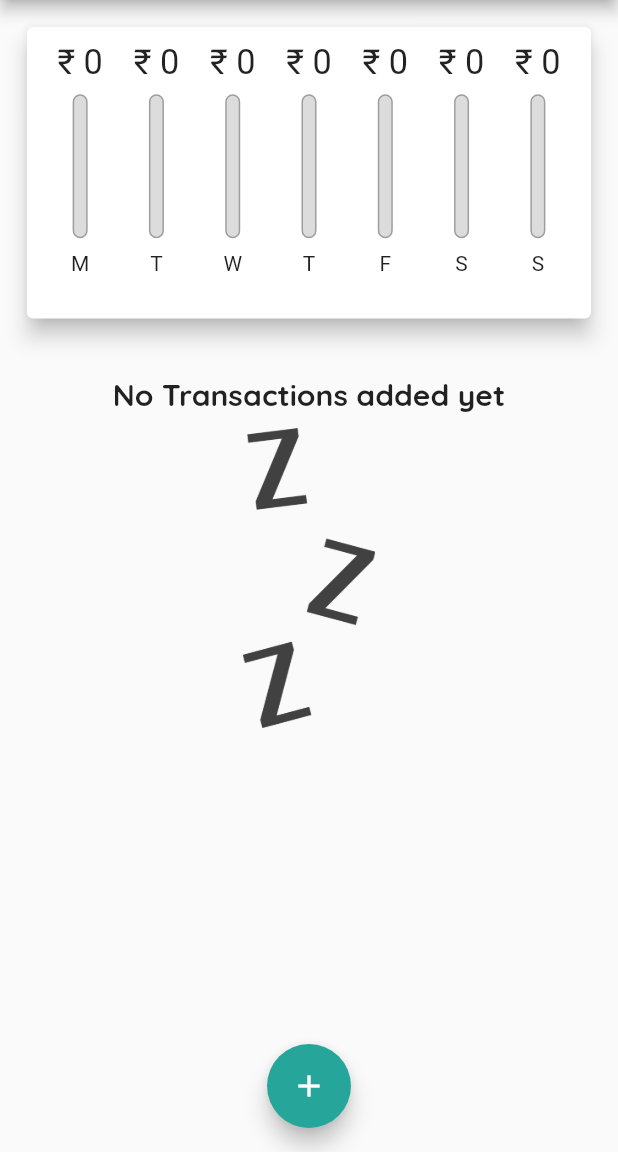
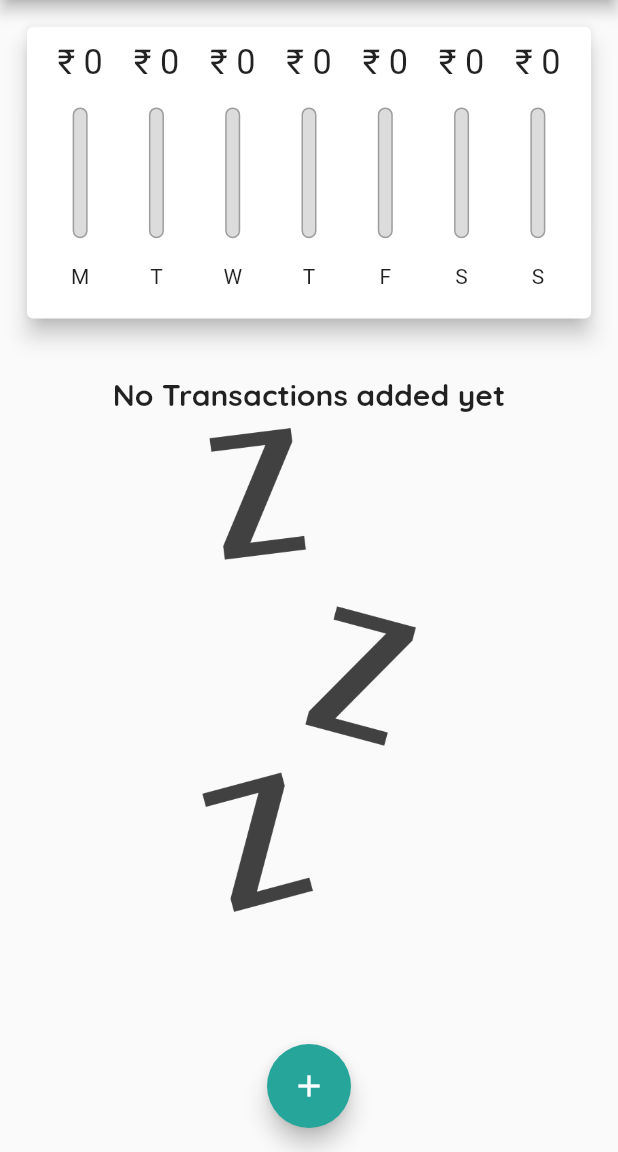
Before and after one commit to Sharan-121/Personal-Expense-Tracker, a Flutter app: the screen it shows after launch, on a phone screen of 412 x 824 dp, the part 84-1236 px from its top. Run offline on Flutter 3.47's test engine with Material 2 defaults, Android fonts, the phone set to English and light mode, and no system bars.

Commit message:
Finished responsiveness

```diff
--- a/lib/main.dart
+++ b/lib/main.dart
@@ -1,14 +1,21 @@
 // ignore_for_file: prefer_const_constructors, prefer_const_literals_to_create_immutables, use_key_in_widget_constructors
 
 import 'package:flutter/material.dart';
-import 'package:personal_expense_tracker/widgets/chart.dart';
+import 'package:flutter/services.dart';
 
-import 'package:personal_expense_tracker/widgets/transactions_list.dart';
-import 'package:personal_expense_tracker/widgets/transaction_input.dart';
-
-import 'models/transaction.dart';
+import './widgets/chart.dart';
+import './widgets/transactions_list.dart';
+import './widgets/transaction_input.dart';
+import './models/transaction.dart';
 
 void main() {
+  // Code for rendering the app only in portrait mode.
+
+  // WidgetsFlutterBinding.ensureInitialized();
+  // SystemChrome.setPreferredOrientations([
+  //   DeviceOrientation.portraitUp,
+  //   DeviceOrientation.portraitDown,
+  // ]);
   runApp(MyApp());
 }
 
@@ -110,8 +117,13 @@ class _MyHomePageState extends State<MyHomePage> {
         });
   }
 
+  bool _showChart = false;
+
   @override
   Widget build(BuildContext context) {
+    final isLandscape =
+        MediaQuery.of(context).orientation == Orientation.landscape;
+
     final appBar = AppBar(
       title: Text('Personal Expense Tracker'),
       actions: <Widget>[
@@ -131,23 +143,43 @@ class _MyHomePageState extends State<MyHomePage> {
           mainAxisAlignment: MainAxisAlignment.start,
           crossAxisAlignment: CrossAxisAlignment.center,
           children: <Widget>[
-            // Container(
-            //   height: (MediaQuery.of(context).size.height -
-            //           appBar.preferredSize.height -
-            //           MediaQuery.of(context).padding.top) *
-            //       0.1,
-            //   margin: EdgeInsets.all(10),
-            //   padding: EdgeInsets.all(10),
-            //   child: Text("Expenses over the last 7 days",
-            //       style: Theme.of(context).textTheme.headline6),
-            // ),
+            if (isLandscape)
+              Row(
+                mainAxisAlignment: MainAxisAlignment.center,
+                children: <Widget>[
+                  Text('Show Chart'),
+                  Switch(
+                      value: _showChart,
+                      onChanged: (val) {
+                        setState(() {
+                          _showChart = val;
+                        });
+                      }),
+                ],
+              ),
+            if (!isLandscape)
               Container(
                   height: (MediaQuery.of(context).size.height -
                           appBar.preferredSize.height -
                           MediaQuery.of(context).padding.top) *
                       0.3,
                   child: Chart(_recentTransactions)),
+            if (!isLandscape)
               Container(
+                  height: (MediaQuery.of(context).size.height -
+                          appBar.preferredSize.height -
+                          MediaQuery.of(context).padding.top) *
+                      0.7,
+                  child: TransList(_transList, _deleteTransaction)),
+            if (isLandscape)
+              _showChart
+                  ? Container(
+                      height: (MediaQuery.of(context).size.height -
+                              appBar.preferredSize.height -
+                              MediaQuery.of(context).padding.top) *
+                          0.7,
+                      child: Chart(_recentTransactions))
+                  : Container(
                       height: (MediaQuery.of(context).size.height -
                               appBar.preferredSize.height -
                               MediaQuery.of(context).padding.top) *
--- a/lib/widgets/chart_bar.dart
+++ b/lib/widgets/chart_bar.dart
@@ -21,10 +21,10 @@ class ChartBar extends StatelessWidget {
             )),
           ),
           SizedBox(
-            height: constraints.maxHeight * 0.05,
+            height: constraints.maxHeight * 0.10,
           ),
           Container(
-            height: constraints.maxHeight * 0.55,
+            height: constraints.maxHeight * 0.50,
             width: 10,
             child: Stack(
               children: <Widget>[
@@ -47,7 +47,7 @@ class ChartBar extends StatelessWidget {
             ),
           ),
           SizedBox(
-            height: constraints.maxHeight * 0.05,
+            height: constraints.maxHeight * 0.10,
           ),
           Container(height: constraints.maxHeight * 0.15, child: Text(label)),
         ],
--- a/lib/widgets/transactions_list.dart
+++ b/lib/widgets/transactions_list.dart
@@ -11,7 +11,8 @@ class TransList extends StatelessWidget {
   @override
   Widget build(BuildContext context) {
     return transList.isEmpty
-        ? Column(children: <Widget>[
+        ? LayoutBuilder(builder: (ctx, constraints) {
+            return Column(children: <Widget>[
               SizedBox(height: 20),
               Text(
                 "No Transactions added yet",
@@ -19,10 +20,11 @@ class TransList extends StatelessWidget {
               ),
               SizedBox(height: 10),
               Container(
-                height: 200,
+                  height: constraints.maxHeight * 0.6,
                   child: Image.asset('assets/images/waiting.png',
                       fit: BoxFit.cover)),
-          ])
+            ]);
+          })
         : ListView.builder(
             itemBuilder: (context, index) {
               return Card(
```
Lines whose indentation alone changed are shown as unchanged.
